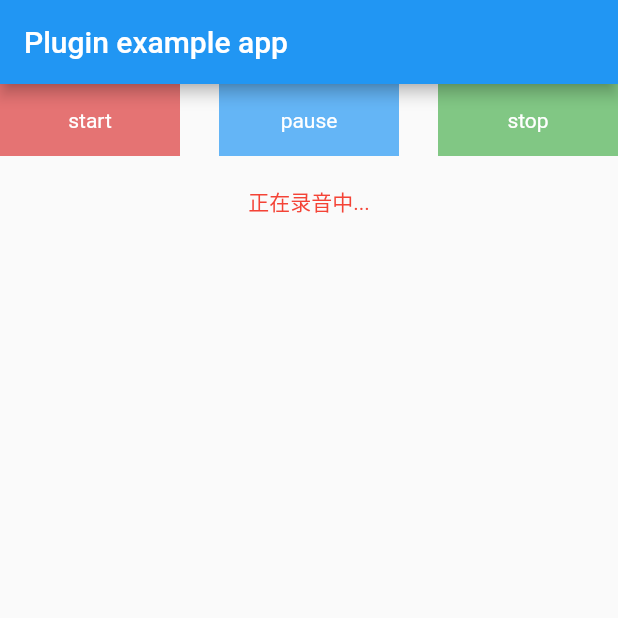
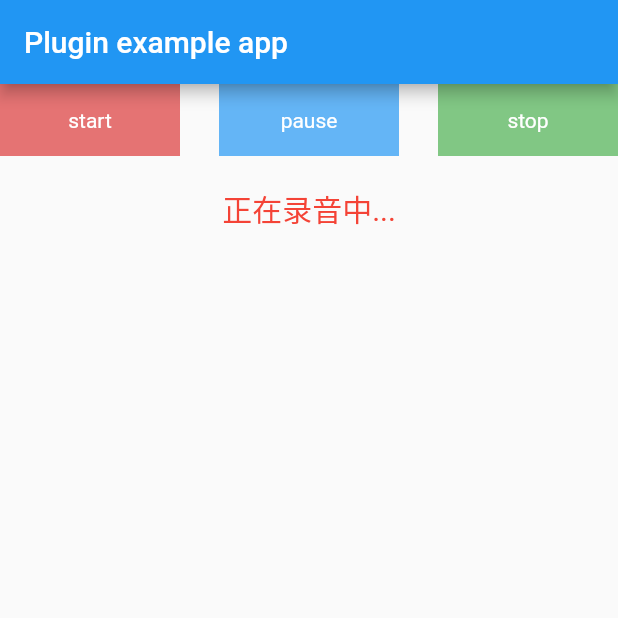
Before and after one commit to fluttercandies/flutter_record_mp3, a Flutter app: the screen it shows after launch, after a tap on "start", on a phone screen of 412 x 824 dp, the top half of it. Run offline on Flutter 3.47's test engine with Material 2 defaults, Android fonts, the phone set to English and light mode, and no system bars; our stand-ins replace audioplayers, permission_handler.

Commit message:
修改了demo中的一些问题

```diff
--- a/example/lib/main.dart
+++ b/example/lib/main.dart
@@ -83,19 +83,23 @@ class _MyAppState extends State<MyApp> {
             padding: const EdgeInsets.only(top: 20.0),
             child: Text(
               statusText,
-              style: TextStyle(color: Colors.red),
+              style: TextStyle(color: Colors.red, fontSize: 20),
             ),
           ),
-          Padding(
-            padding: const EdgeInsets.only(top: 20.0),
-            child: GestureDetector(
-              onTap: () {
-                play();
-              },
+          GestureDetector(
+            behavior: HitTestBehavior.opaque,
+            onTap: () {
+              play();
+            },
+            child: Container(
+              margin: EdgeInsets.only(top: 30),
+              alignment: AlignmentDirectional.center,
+              width: 100,
+              height: 50,
               child: RecordMp3.instance.status == RecordStatus.COMPLETE
                   ? Text(
                       "播放",
-                      style: TextStyle(color: Colors.red),
+                      style: TextStyle(color: Colors.red, fontSize: 20),
                     )
                   : Container(),
             ),
```
Also changed, not shown: example/pubspec.lock, pubspec.lock, 2 other files.
